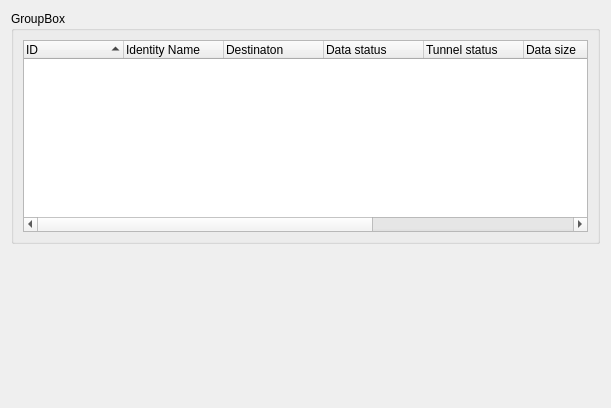
First picture: the form in retroshare-gui/src/gui/statistics/GlobalRouterStatistics.ui, repository RetroShare/RetroShare, before the edit.
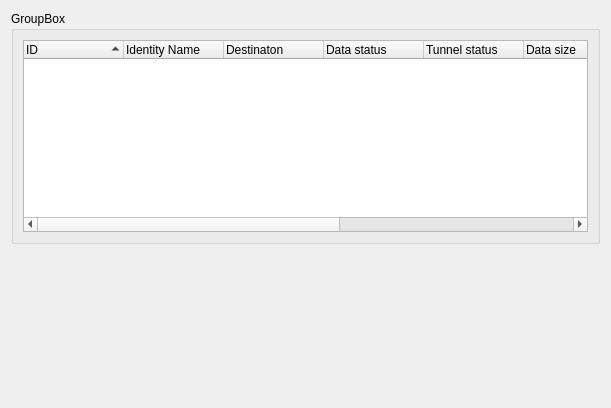
Second picture: the form after the edit.

What changed in the file:
```diff
--- a/retroshare-gui/src/gui/statistics/GlobalRouterStatistics.ui
+++ b/retroshare-gui/src/gui/statistics/GlobalRouterStatistics.ui
@@ -101,6 +101,11 @@
           <string>Send</string>
          </property>
         </column>
+        <column>
+         <property name="text">
+          <string>Branching factor</string>
+         </property>
+        </column>
        </widget>
       </item>
      </layout>
```
Left out of the diff: 2 changed lines with no effect on the pictures.
